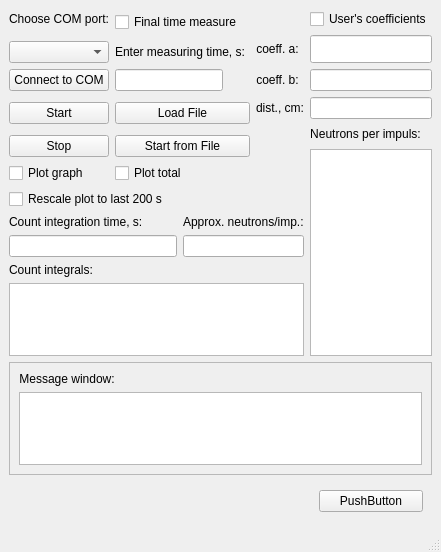
Old version of the form caller.ui in the repository goodvin360/pivn_app.
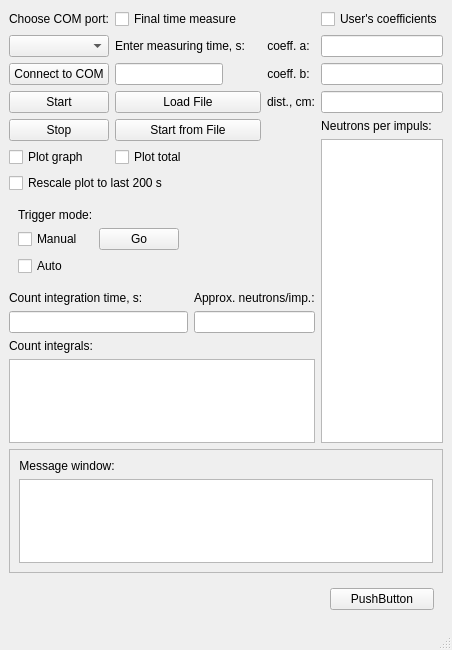
New version of the form. Custom widgets are drawn as their Qt base class.

Commit message: 28.05.2024 work 1: - added trigger modes: auto and manual - temp solution with noise at start signal (subtracting from every channel deltaTrig value, should change esp32 code) - backVal vector doesn't clean - long background mode is active by default - changed ui interface

What changed in the file:
```diff
--- a/caller.ui
+++ b/caller.ui
@@ -6,8 +6,8 @@
    <rect>
     <x>0</x>
     <y>0</y>
-    <width>436</width>
-    <height>552</height>
+    <width>446</width>
+    <height>650</height>
    </rect>
   </property>
   <property name="maximumSize">
@@ -20,7 +20,7 @@
    <string>MainWindow</string>
   </property>
   <widget class="QWidget" name="centralwidget">
-   <layout class="QGridLayout" name="gridLayout">
+   <layout class="QGridLayout" name="gridLayout_4">
     <item row="0" column="0">
      <widget class="QLabel" name="label_2">
       <property name="text">
@@ -31,7 +31,7 @@
       </property>
      </widget>
     </item>
-    <item row="0" column="1" rowspan="2" colspan="2">
+    <item row="0" column="1" colspan="2">
      <widget class="QCheckBox" name="checkBox">
       <property name="text">
        <string>Final time measure</string>
@@ -48,39 +48,10 @@
       </property>
      </widget>
     </item>
-    <item row="1" column="3" rowspan="2">
-     <widget class="QLabel" name="label_3">
-      <property name="sizePolicy">
-       <sizepolicy hsizetype="Fixed" vsizetype="Preferred">
-        <horstretch>0</horstretch>
-        <verstretch>0</verstretch>
-       </sizepolicy>
-      </property>
-      <property name="text">
-       <string>coeff. a:</string>
-      </property>
-      <property name="alignment">
-       <set>Qt::AlignCenter</set>
-      </property>
-     </widget>
-    </item>
-    <item row="1" column="4" rowspan="2">
-     <widget class="QLineEdit" name="lineEdit_2">
-      <property name="sizePolicy">
-       <sizepolicy hsizetype="Minimum" vsizetype="Minimum">
-        <horstretch>0</horstretch>
-        <verstretch>0</verstretch>
-       </sizepolicy>
-      </property>
-      <property name="alignment">
-       <set>Qt::AlignRight|Qt::AlignTrailing|Qt::AlignVCenter</set>
-      </property>
-     </widget>
-    </item>
-    <item row="2" column="0">
+    <item row="1" column="0">
      <widget class="QComboBox" name="comboBox"/>
     </item>
-    <item row="2" column="1" colspan="2">
+    <item row="1" column="1" colspan="2">
      <widget class="QLabel" name="measureTime">
       <property name="layoutDirection">
        <enum>Qt::LeftToRight</enum>
@@ -93,14 +64,43 @@
       </property>
      </widget>
     </item>
-    <item row="3" column="0">
+    <item row="1" column="3">
+     <widget class="QLabel" name="label_3">
+      <property name="sizePolicy">
+       <sizepolicy hsizetype="Fixed" vsizetype="Preferred">
+        <horstretch>0</horstretch>
+        <verstretch>0</verstretch>
+       </sizepolicy>
+      </property>
+      <property name="text">
+       <string>coeff. a:</string>
+      </property>
+      <property name="alignment">
+       <set>Qt::AlignCenter</set>
+      </property>
+     </widget>
+    </item>
+    <item row="1" column="4">
+     <widget class="QLineEdit" name="lineEdit_2">
+      <property name="sizePolicy">
+       <sizepolicy hsizetype="Minimum" vsizetype="Minimum">
+        <horstretch>0</horstretch>
+        <verstretch>0</verstretch>
+       </sizepolicy>
+      </property>
+      <property name="alignment">
+       <set>Qt::AlignRight|Qt::AlignTrailing|Qt::AlignVCenter</set>
+      </property>
+     </widget>
+    </item>
+    <item row="2" column="0">
      <widget class="QPushButton" name="pushButton_2">
       <property name="text">
        <string>Connect to COM</string>
       </property>
      </widget>
     </item>
-    <item row="3" column="1" colspan="2">
+    <item row="2" column="1" colspan="2">
      <widget class="QLineEdit" name="lineEdit">
       <property name="sizePolicy">
        <sizepolicy hsizetype="Fixed" vsizetype="Fixed">
@@ -116,7 +116,7 @@
       </property>
      </widget>
     </item>
-    <item row="3" column="3">
+    <item row="2" column="3">
      <widget class="QLabel" name="label_5">
       <property name="sizePolicy">
        <sizepolicy hsizetype="Fixed" vsizetype="Preferred">
@@ -132,7 +132,7 @@
       </property>
      </widget>
     </item>
-    <item row="3" column="4">
+    <item row="2" column="4">
      <widget class="QLineEdit" name="lineEdit_3">
       <property name="sizePolicy">
        <sizepolicy hsizetype="Minimum" vsizetype="Minimum">
@@ -145,7 +145,7 @@
       </property>
      </widget>
     </item>
-    <item row="4" column="0" rowspan="2">
+    <item row="3" column="0">
      <widget class="QPushButton" name="pushButton">
       <property name="sizePolicy">
        <sizepolicy hsizetype="Minimum" vsizetype="Fixed">
@@ -167,14 +167,14 @@
       </property>
      </widget>
     </item>
-    <item row="4" column="1" rowspan="2" colspan="2">
+    <item row="3" column="1" colspan="2">
      <widget class="QPushButton" name="pushButton_4">
       <property name="text">
        <string>Load File</string>
       </property>
      </widget>
     </item>
-    <item row="4" column="3">
+    <item row="3" column="3">
      <widget class="QLabel" name="label_6">
       <property name="sizePolicy">
        <sizepolicy hsizetype="Fixed" vsizetype="Preferred">
@@ -190,7 +190,7 @@
       </property>
      </widget>
     </item>
-    <item row="4" column="4">
+    <item row="3" column="4">
      <widget class="QLineEdit" name="lineEdit_4">
       <property name="sizePolicy">
        <sizepolicy hsizetype="Minimum" vsizetype="Fixed">
@@ -203,23 +203,7 @@
       </property>
      </widget>
     </item>
-    <item row="5" column="4" rowspan="2">
-     <widget class="QLabel" name="label_4">
-      <property name="sizePolicy">
-       <sizepolicy hsizetype="Fixed" vsizetype="Preferred">
-        <horstretch>0</horstretch>
-        <verstretch>0</verstretch>
-       </sizepolicy>
-      </property>
-      <property name="text">
-       <string>Neutrons per impuls:</string>
-      </property>
-      <property name="alignment">
-       <set>Qt::AlignCenter</set>
-      </property>
-     </widget>
-    </item>
-    <item row="6" column="0" rowspan="2">
+    <item row="4" column="0" rowspan="2">
      <widget class="QPushButton" name="pushButton_3">
       <property name="sizePolicy">
        <sizepolicy hsizetype="Minimum" vsizetype="Fixed">
@@ -232,14 +216,30 @@
       </property>
      </widget>
     </item>
-    <item row="6" column="1" rowspan="2" colspan="2">
+    <item row="4" column="1" rowspan="2" colspan="2">
      <widget class="QPushButton" name="pushButton_5">
       <property name="text">
        <string>Start from File</string>
       </property>
      </widget>
     </item>
-    <item row="7" column="4" rowspan="7">
+    <item row="4" column="4">
+     <widget class="QLabel" name="label_4">
+      <property name="sizePolicy">
+       <sizepolicy hsizetype="Fixed" vsizetype="Preferred">
+        <horstretch>0</horstretch>
+        <verstretch>0</verstretch>
+       </sizepolicy>
+      </property>
+      <property name="text">
+       <string>Neutrons per impuls:</string>
+      </property>
+      <property name="alignment">
+       <set>Qt::AlignCenter</set>
+      </property>
+     </widget>
+    </item>
+    <item row="5" column="4" rowspan="8">
      <widget class="QTextBrowser" name="textBrowser_2">
       <property name="maximumSize">
        <size>
@@ -249,7 +249,7 @@
       </property>
      </widget>
     </item>
-    <item row="8" column="0">
+    <item row="6" column="0">
      <widget class="QCheckBox" name="checkBox_3">
       <property name="sizePolicy">
        <sizepolicy hsizetype="Fixed" vsizetype="Fixed">
@@ -262,21 +262,55 @@
       </property>
      </widget>
     </item>
-    <item row="8" column="1" colspan="2">
+    <item row="6" column="1">
      <widget class="QCheckBox" name="checkBox_4">
       <property name="text">
        <string>Plot total</string>
       </property>
      </widget>
     </item>
-    <item row="9" column="0" colspan="2">
+    <item row="7" column="0" colspan="2">
      <widget class="QCheckBox" name="checkBox_5">
       <property name="text">
        <string>Rescale plot to last 200 s</string>
       </property>
      </widget>
     </item>
-    <item row="10" column="0" colspan="2">
+    <item row="8" column="0" colspan="2">
+     <widget class="QWidget" name="widget_2" native="true">
+      <layout class="QGridLayout" name="gridLayout">
+       <item row="0" column="0">
+        <widget class="QLabel" name="label_10">
+         <property name="text">
+          <string>Trigger mode:</string>
+         </property>
+        </widget>
+       </item>
+       <item row="1" column="0">
+        <widget class="QCheckBox" name="checkBox_7">
+         <property name="text">
+          <string>Manual</string>
+         </property>
+        </widget>
+       </item>
+       <item row="1" column="1">
+        <widget class="QPushButton" name="pushButton_7">
+         <property name="text">
+          <string>Go</string>
+         </property>
+        </widget>
+       </item>
+       <item row="2" column="0">
+        <widget class="QCheckBox" name="checkBox_6">
+         <property name="text">
+          <string>Auto</string>
+         </property>
+        </widget>
+       </item>
+      </layout>
+     </widget>
+    </item>
+    <item row="9" column="0" colspan="2">
      <widget class="QLabel" name="label_7">
       <property name="sizePolicy">
        <sizepolicy hsizetype="Minimum" vsizetype="Preferred">
@@ -289,7 +323,7 @@
       </property>
      </widget>
     </item>
-    <item row="10" column="2" colspan="2">
+    <item row="9" column="2" colspan="2">
      <widget class="QLabel" name="label_8">
       <property name="sizePolicy">
        <sizepolicy hsizetype="Minimum" vsizetype="Preferred">
@@ -302,7 +336,7 @@
       </property>
      </widget>
     </item>
-    <item row="11" column="0" colspan="2">
+    <item row="10" column="0" colspan="2">
      <widget class="QLineEdit" name="lineEdit_5">
       <property name="sizePolicy">
        <sizepolicy hsizetype="Minimum" vsizetype="Preferred">
@@ -315,24 +349,24 @@
       </property>
      </widget>
     </item>
-    <item row="11" column="2" colspan="2">
+    <item row="10" column="2" colspan="2">
      <widget class="QLineEdit" name="lineEdit_6">
       <property name="alignment">
        <set>Qt::AlignRight|Qt::AlignTrailing|Qt::AlignVCenter</set>
       </property>
      </widget>
     </item>
-    <item row="12" column="0">
+    <item row="11" column="0">
      <widget class="QLabel" name="label_9">
       <property name="text">
        <string>Count integrals:</string>
       </property>
      </widget>
     </item>
-    <item row="13" column="0" colspan="4">
+    <item row="12" column="0" colspan="4">
      <widget class="QTextBrowser" name="textBrowser_3"/>
     </item>
-    <item row="14" column="0" colspan="5">
+    <item row="13" column="0" colspan="5">
      <widget class="QFrame" name="frame">
       <property name="frameShape">
        <enum>QFrame::StyledPanel</enum>
@@ -382,7 +416,7 @@
       </layout>
      </widget>
     </item>
-    <item row="15" column="4">
+    <item row="14" column="4">
      <widget class="testWidget" name="widget" native="true">
       <layout class="QGridLayout" name="gridLayout_2">
        <item row="0" column="0">
```
Left out of the diff: 101 changed lines with no effect on the pictures. The commit also changes 5 other files.
